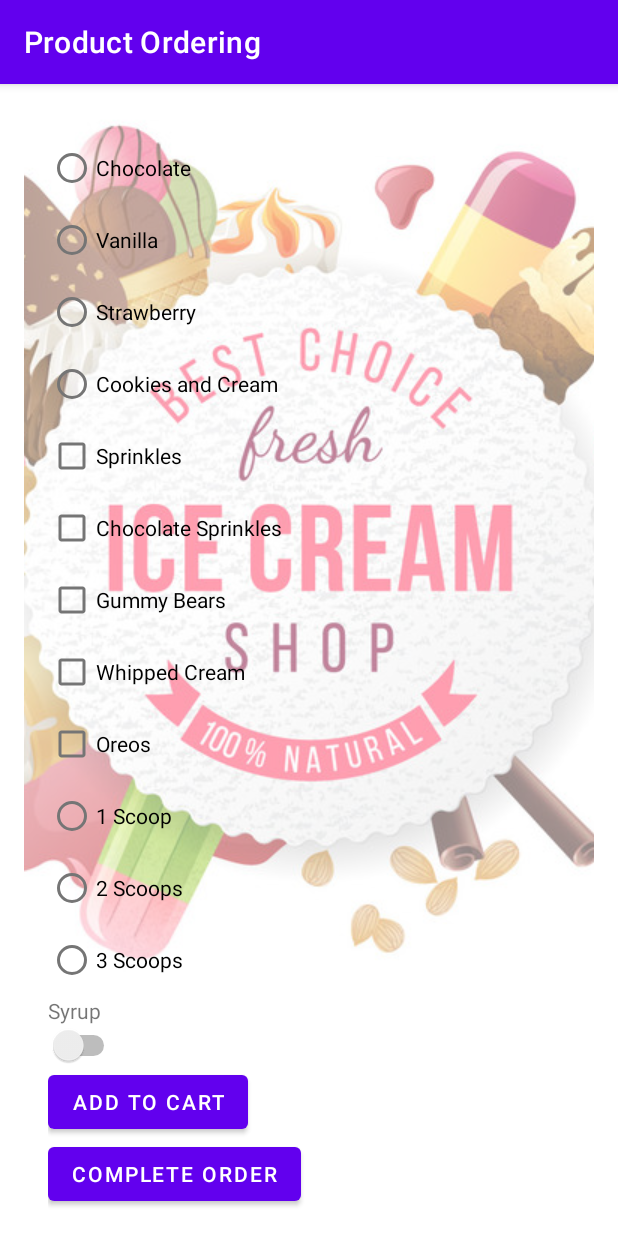
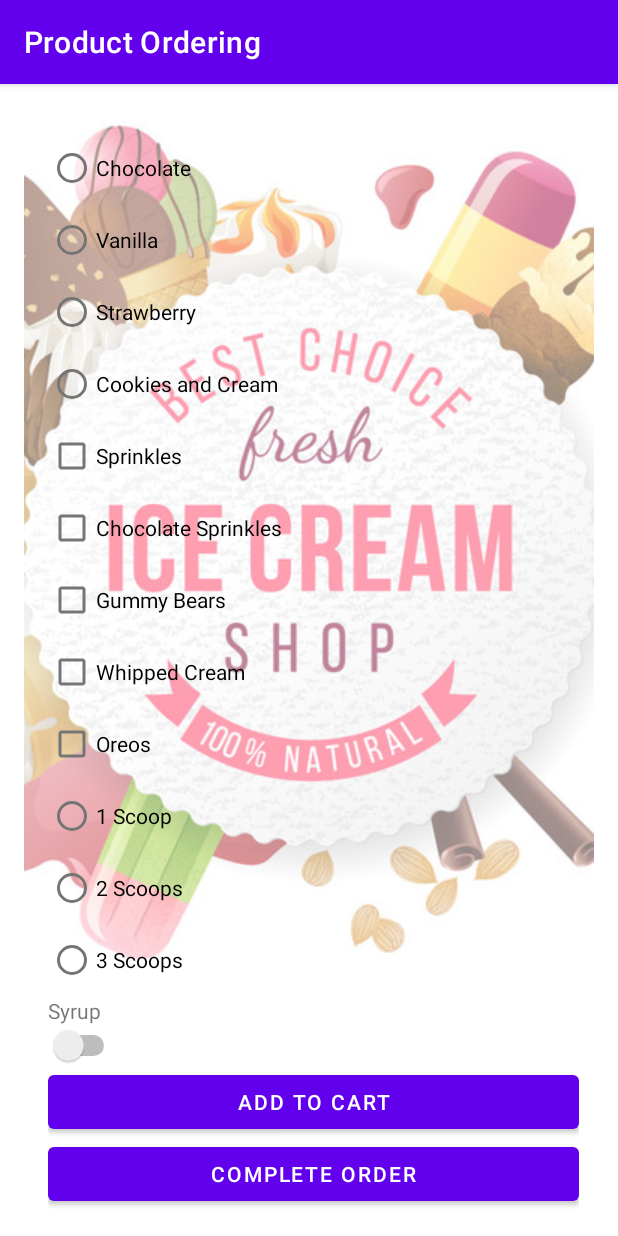
Before and after one commit to Shadowninja957/COMP-3606-Assignment-1, an Android app: the screen it shows after launch (OrderingActivity), on a phone screen of 412 x 824 dp. Run offline under Robolectric (Android 15) with nearby library versions, the phone set to English and light mode, and no system bars.

Commit message:
Adjusted the Layout

```diff
--- a/app/src/main/res/layout/activity_complete_order.xml
+++ b/app/src/main/res/layout/activity_complete_order.xml
@@ -1,5 +1,6 @@
 <?xml version="1.0" encoding="utf-8"?>
-<androidx.constraintlayout.widget.ConstraintLayout xmlns:android="http://schemas.android.com/apk/res/android"
+<androidx.constraintlayout.widget.ConstraintLayout
+    xmlns:android="http://schemas.android.com/apk/res/android"
     xmlns:app="http://schemas.android.com/apk/res-auto"
     xmlns:tools="http://schemas.android.com/tools"
     android:layout_width="match_parent"
@@ -32,7 +33,10 @@
 
     <ScrollView
         android:layout_width="wrap_content"
-        android:layout_height="wrap_content" >
+        android:layout_height="wrap_content"
+        app:layout_constraintStart_toStartOf="parent"
+        app:layout_constraintTop_toTopOf="parent">
+
         <TextView
             android:id="@+id/completed_order"
             android:layout_width="wrap_content"
--- a/app/src/main/res/layout/activity_display_order.xml
+++ b/app/src/main/res/layout/activity_display_order.xml
@@ -7,6 +7,12 @@
     android:layout_height="match_parent"
     tools:context=".DisplayOrderActivity">
 
+
+        <ScrollView
+            android:layout_width="wrap_content"
+            android:layout_height="wrap_content"
+            app:layout_constraintStart_toStartOf="parent"
+            app:layout_constraintTop_toTopOf="parent">
 
                 <TextView
                     android:id="@+id/display_order"
@@ -19,6 +25,6 @@
                     app:layout_constraintEnd_toEndOf="parent"
                     app:layout_constraintStart_toStartOf="parent"
                     app:layout_constraintTop_toTopOf="parent" />
-
+        </ScrollView>
 
 </androidx.constraintlayout.widget.ConstraintLayout>
--- a/app/src/main/res/layout/activity_ordering.xml
+++ b/app/src/main/res/layout/activity_ordering.xml
@@ -23,12 +23,14 @@
             android:layout_width="386dp"
             android:layout_height="wrap_content"
             android:orientation="vertical"
+            android:weightSum="5"
             android:padding="16dp">
 
             <RadioGroup
                 android:id="@+id/radio_group_flavours"
                 android:layout_width="match_parent"
-                android:layout_height="wrap_content"
+                android:layout_height="0dp"
+                android:layout_weight="3"
                 android:orientation="vertical">
 
                 <RadioButton
@@ -90,7 +92,8 @@
             <RadioGroup
                 android:id="@+id/radio_group_scoops"
                 android:layout_width="wrap_content"
-                android:layout_height="wrap_content"
+                android:layout_height="0dp"
+                android:layout_weight="2"
                 android:orientation="vertical">
 
                 <RadioButton
@@ -128,22 +131,26 @@
                 android:fontFamily="sans-serif-condensed"
                 tools:ignore="UseSwitchCompatOrMaterialXml" />
 
+
                 <Button
                     android:id="@+id/add_to_cart"
-                android:layout_width="wrap_content"
-                android:layout_height="wrap_content"
+                    android:layout_width="match_parent"
+                    android:layout_height="match_parent"
+                    android:layout_gravity="center"
                     android:text="@string/add_to_cart"
                     android:onClick="onAddToCart"
-                tools:ignore="ContentDescription,UsingOnClickInXml" />
+                    tools:ignore="ContentDescription,UsingOnClickInXml"
+                    style="?android:attr/button" />
 
                 <Button
                     android:id="@+id/complete_order"
-                android:layout_width="wrap_content"
-                android:layout_height="wrap_content"
+                    android:layout_width="match_parent"
+                    android:layout_height="match_parent"
+                    android:layout_gravity="center"
                     android:onClick="onCompleteOrder"
                     android:text="@string/complete_order"
-                tools:ignore="UsingOnClickInXml" />
-
+                    tools:ignore="UsingOnClickInXml"
+                    style="?android:attr/button" />
 
 
         </LinearLayout>
```
Lines whose indentation alone changed are shown as unchanged.
